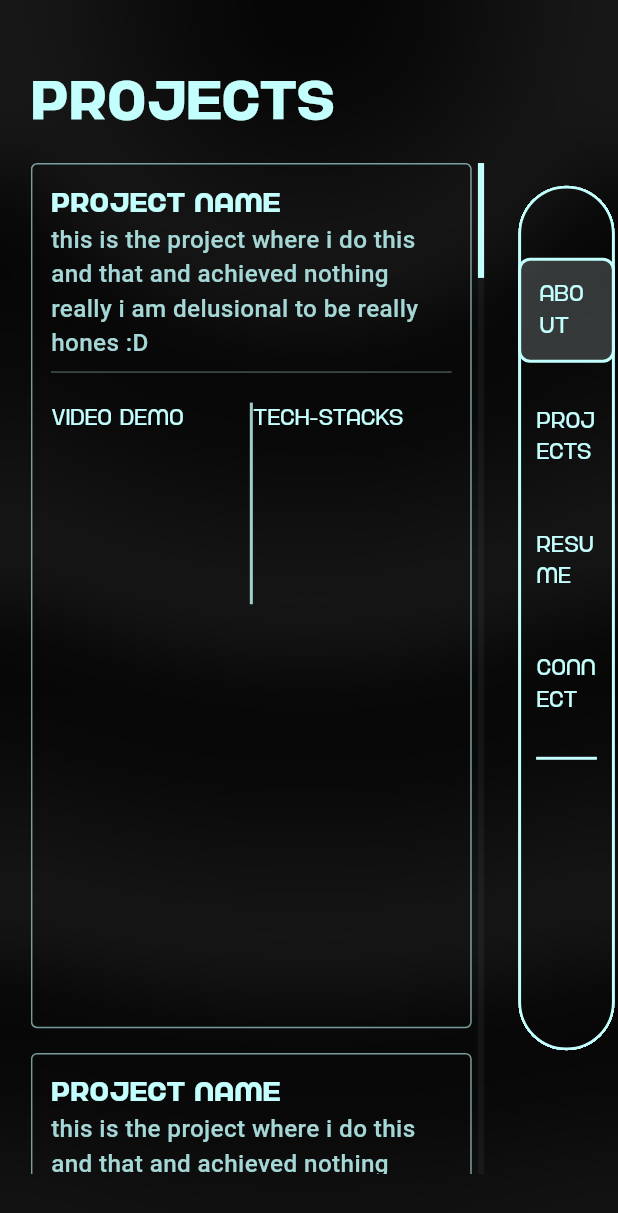
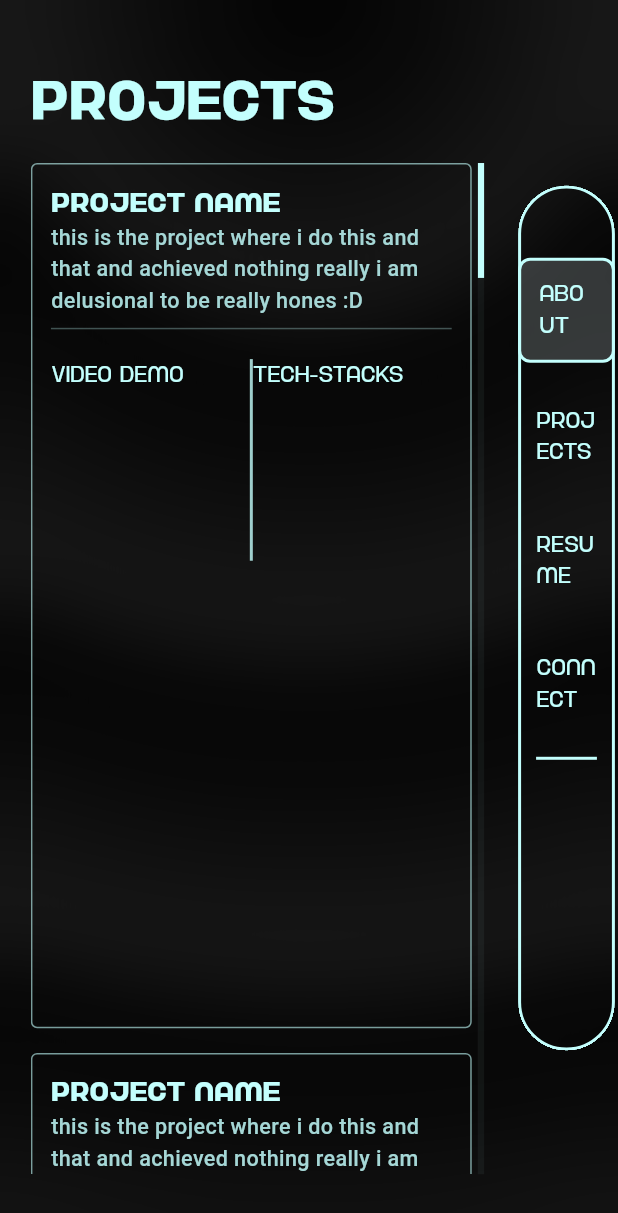
Before and after one commit to 1Shibam/portfolio_web, a Flutter app: the DesktopScreenLayout screen opened directly, swiped to page 2, on a phone screen of 412 x 824 dp. Shown: the top 1213 px of the screen. Run offline on Flutter 3.47's test engine with Material 3 defaults, Android fonts, the phone set to English and light mode, and no system bars; drawn by our look-alikes of flutter_animate; our stand-ins replace animated_text_kit, flutter_riverpod, go_router; Roboto replaces fonts that are missing (Nura-Medius).

Commit message:
minor fixes

```diff
--- a/lib/theme/text_styles.dart
+++ b/lib/theme/text_styles.dart
@@ -26,7 +26,7 @@ class AppTextStyles {
   static TextStyle medium(BuildContext context) => TextStyle(
         fontFamily: nuraMedium,
         fontWeight: FontWeight.w500,
-        fontSize: adaptiveFontSize(context, 18),
+        fontSize: adaptiveFontSize(context, 16),
         color: const Color.fromARGB(255, 165, 215, 214),
       );
 
```
